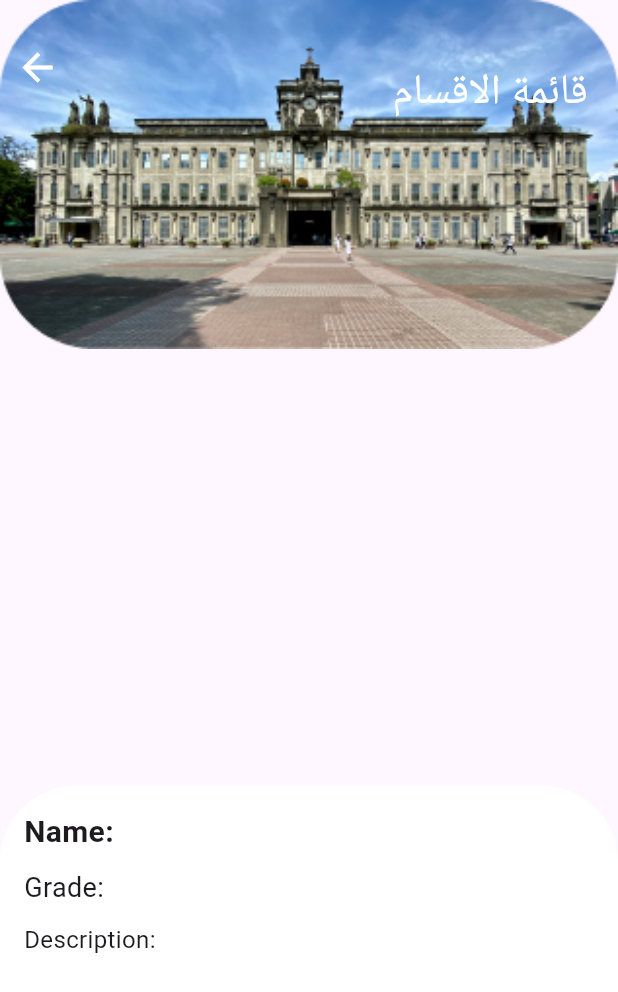
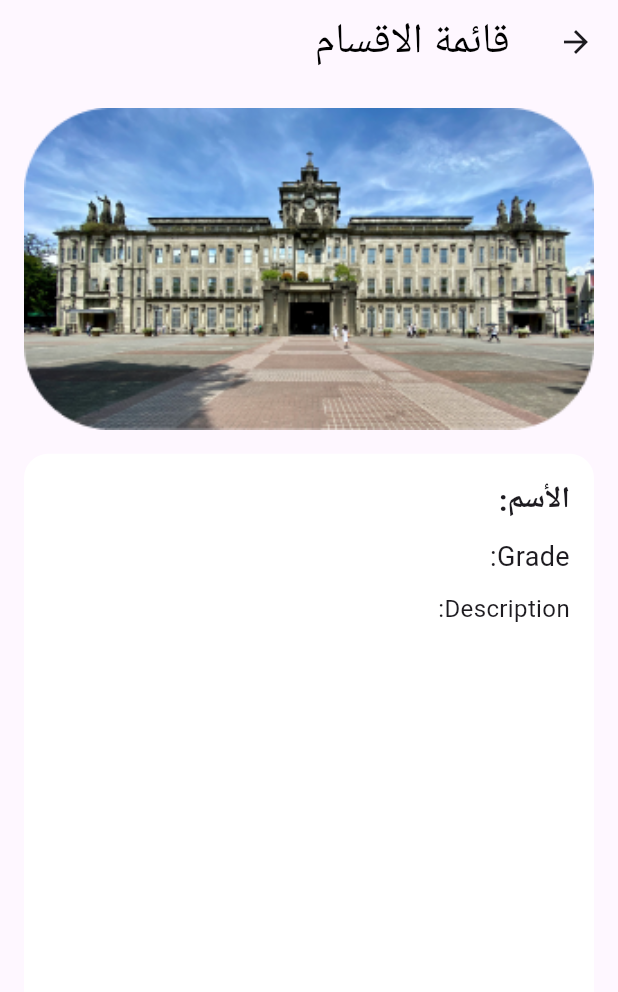
Before and after one commit to mernaamir/gradProject, a Flutter app: the department screen opened directly with empty values, on a phone screen of 412 x 824 dp. Shown: the top 992 px of the screen. Run offline on Flutter 3.47's test engine with Material 3 defaults, Android fonts, the phone set to English and light mode, and no system bars; our stand-ins replace cloud_firestore, firebase_core; accounts and stored records are empty.

Commit message:
Updated UI

```diff
--- a/lib/departments.dart
+++ b/lib/departments.dart
@@ -15,73 +15,52 @@ class _departmentState extends State<department> {
     final args = ModalRoute.of(context)!.settings.arguments as Map<String, dynamic>;
 
     return Scaffold(
-      body: Stack(
-        children: [
-          Container(
+      appBar: AppBar(
+        title: const Text(
+          "قائمة الاقسام",
+          style: TextStyle(
+            fontSize: 28,
+            color: Colors.black,
+          ),
+        ),
+      ),
+      body: SafeArea(
+        child: Padding(
+          padding: const EdgeInsets.all(16),
           child: Column(
-              children: [
-                Stack(
             children: [
               Image.asset(
                 "assets/images/university.png",
                 width: double.infinity,
                 fit: BoxFit.cover,
               ),
-                    Positioned(
-                      bottom: 150,
-                      right: 20,
-                      child: Text(
-                        "قائمة الاقسام",
-                        style: TextStyle(fontSize: 28, color: Colors.white),
+              const SizedBox(height: 16),
+              Expanded(
+                child: Container(
+                  height: 300,
+                  width: double.maxFinite,
+                  decoration: BoxDecoration(
+                    color: Colors.white,
+                    borderRadius: BorderRadius.circular(16),
                   ),
-                    ),
-                    Positioned(
-                      left: 10,
-                      top: 30,
-                      child: InkWell(
-                        onTap: () {
-                          Navigator.pop(context);
-                        },
-                        child: Icon(
-                          Icons.arrow_back,
-                          size: 30,
-                          color: Colors.white,
-                        ),
-                      ),
-                    ),
-                  ],
-                ),
-              ],
-            ),
-          ),
-          Positioned(
-            bottom: 0,
-            left: 0,
-            right: 0,
-            child: Container(
-              decoration: BoxDecoration(
-                borderRadius: BorderRadius.circular(50),
-                color: Colors.white,
-              ),
-              height: 300,
                   child: Padding(
                     padding: const EdgeInsets.all(16.0),
                     child: Column(
                       crossAxisAlignment: CrossAxisAlignment.start,
                       children: [
                         Text(
-                      'Name: ${args['name']}',
-                      style: TextStyle(fontSize: 20, fontWeight: FontWeight.bold),
+                          'الأسم: ${args['name']}',
+                          style: const TextStyle(fontSize: 20, fontWeight: FontWeight.bold),
                         ),
-                    SizedBox(height: 10),
+                        const SizedBox(height: 10),
                         Text(
                           'Grade: ${args['grade']}',
-                      style: TextStyle(fontSize: 18),
+                          style: const TextStyle(fontSize: 18),
                         ),
-                    SizedBox(height: 10),
+                        const SizedBox(height: 10),
                         Text(
                           'Description: ${args['description']}',
-                      style: TextStyle(fontSize: 16),
+                          style: const TextStyle(fontSize: 16),
                         ),
                       ],
                     ),
@@ -89,6 +68,8 @@ class _departmentState extends State<department> {
                 ),
               ),
             ],
+          ),
+        ),
       ),
     );
   }
--- a/pubspec.yaml
+++ b/pubspec.yaml
@@ -30,6 +30,9 @@ environment:
 dependencies:
   flutter:
     sdk: flutter
+  flutter_localizations:
+    sdk: flutter
+
   firebase_core: ^2.31.0
   cloud_firestore: ^4.17.3
   flutter_screenutil: ^5.9.0
```
Also changed, not shown: lib/facuilites.dart (+41 -69 lines), lib/home.dart (+46 -39 lines), lib/main.dart (+15 -21 lines), lib/universites.dart (+50 -71 lines), pubspec.lock. Lines whose indentation alone changed are shown as unchanged.
